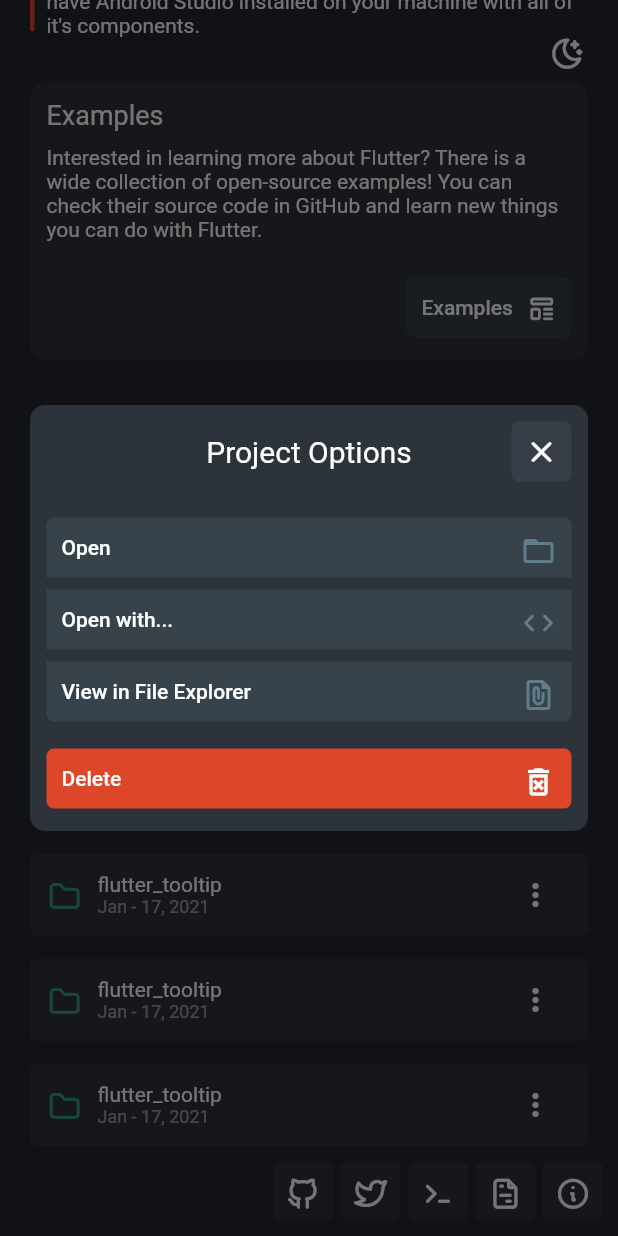
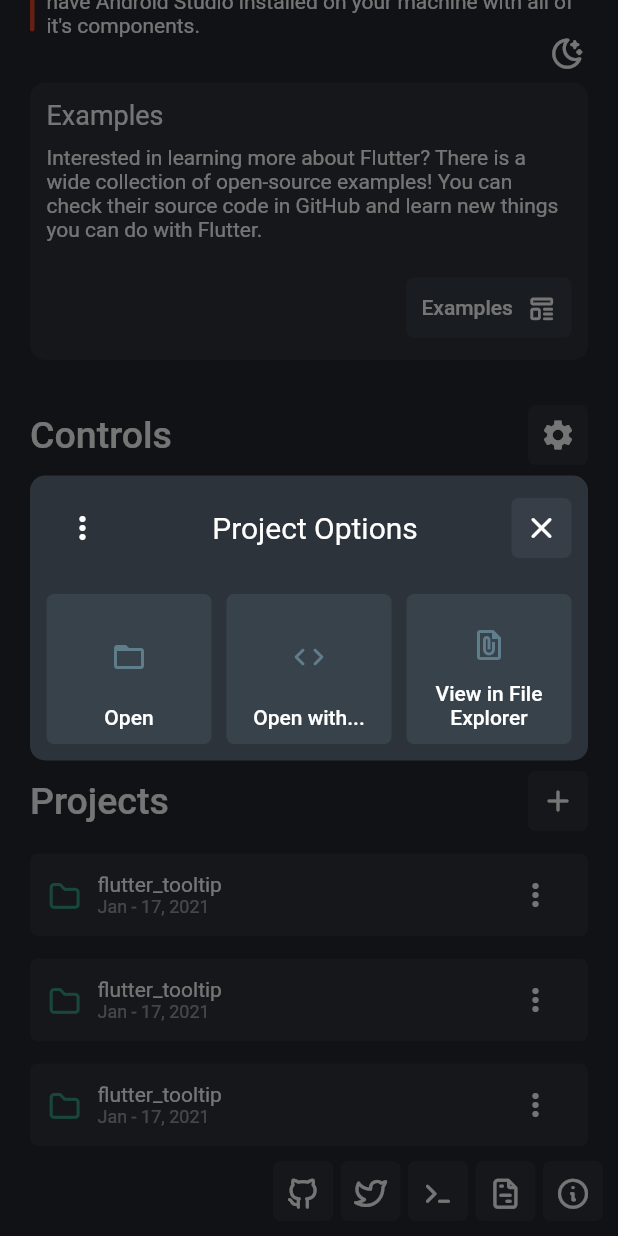
Before and after one commit to FlutterMatic/desktop, a Flutter app: the HomeScreen screen opened by its route, scrolled down 628 dp, after a tap on the "more vert" icon, on a phone screen of 412 x 824 dp. Run offline on Flutter 3.47's test engine with Material 2 defaults, Android fonts, the phone set to English and light mode, and no system bars; our stand-ins replace flutter_svg, shared_preferences; missing offline and left inert: bitsdojo_window, process_run; accounts and stored records are empty.

Commit message:
Fixes & UI Improvments.

```diff
--- a/lib/components/dialog_templates/general/open_options.dart
+++ b/lib/components/dialog_templates/general/open_options.dart
@@ -16,7 +16,35 @@ class OpenOptionsDialog extends StatelessWidget {
         children: [
           Row(
             children: [
-              const SizedBox(width: 40),
+              PopupMenuButton(
+                color: customTheme.primaryColor,
+                itemBuilder: (BuildContext _) => [
+                  PopupMenuItem(
+                      child: GestureDetector(
+                    onTap: () {
+                      Navigator.pop(context);
+                      Navigator.pop(context);
+                      showDialog(
+                        context: context,
+                        builder: (_) => ConfirmProjectDelete(),
+                      );
+                    },
+                    child: Expanded(
+                      child: Row(
+                        children: [
+                          Text(
+                            'Delete',
+                            style: TextStyle(
+                                color: customTheme.textTheme.bodyText1!.color),
+                          ),
+                          const Spacer(),
+                          Icon(Icons.delete, color: customTheme.errorColor),
+                        ],
+                      ),
+                    ),
+                  )),
+                ],
+              ),
               const Expanded(
                 child: Center(
                   child: Text(
@@ -30,93 +58,87 @@ class OpenOptionsDialog extends StatelessWidget {
             ],
           ),
           const SizedBox(height: 20),
-          RectangleButton(
+          Row(
+            children: [
+              Expanded(
+                child: RectangleButton(
                   onPressed: () {},
                   color: Colors.blueGrey.withOpacity(0.2),
                   hoverColor: Colors.blueGrey.withOpacity(0.3),
                   highlightColor: Colors.blueGrey.withOpacity(0.8),
-            radius: const BorderRadius.only(
-              topLeft: Radius.circular(5),
-              topRight: Radius.circular(5),
-            ),
                   width: double.infinity,
-            child: Row(
+                  padding:
+                      const EdgeInsets.symmetric(vertical: 10, horizontal: 5),
+                  height: 100,
+                  child: Column(
+                    crossAxisAlignment: CrossAxisAlignment.center,
                     children: [
+                      const Expanded(
+                          child:
+                              Icon(Icons.folder_open, color: Colors.blueGrey)),
                       Text(
                         'Open',
-                  style:
-                      TextStyle(color: customTheme.textTheme.bodyText1!.color),
+                        style: TextStyle(
+                            color: customTheme.textTheme.bodyText1!.color),
                       ),
-                const Spacer(),
-                const Icon(Icons.folder_open, color: Colors.blueGrey),
                     ],
                   ),
                 ),
-          RectangleButton(
+              ),
+              const SizedBox(width: 10),
+              Expanded(
+                child: RectangleButton(
                   onPressed: () {},
                   color: Colors.blueGrey.withOpacity(0.2),
                   hoverColor: Colors.blueGrey.withOpacity(0.3),
                   highlightColor: Colors.blueGrey.withOpacity(0.8),
-            radius: BorderRadius.zero,
                   width: double.infinity,
-            child: Row(
+                  padding:
+                      const EdgeInsets.symmetric(vertical: 10, horizontal: 5),
+                  height: 100,
+                  child: Column(
+                    crossAxisAlignment: CrossAxisAlignment.center,
                     children: [
+                      const Expanded(
+                          child:
+                              Icon(Icons.code_rounded, color: Colors.blueGrey)),
                       Text(
                         'Open with...',
-                  style:
-                      TextStyle(color: customTheme.textTheme.bodyText1!.color),
+                        style: TextStyle(
+                            color: customTheme.textTheme.bodyText1!.color),
                       ),
-                const Spacer(),
-                const Icon(Icons.code_rounded, color: Colors.blueGrey),
                     ],
                   ),
                 ),
-          RectangleButton(
+              ),
+              const SizedBox(width: 10),
+              Expanded(
+                child: RectangleButton(
                   onPressed: () {},
                   color: Colors.blueGrey.withOpacity(0.2),
                   hoverColor: Colors.blueGrey.withOpacity(0.3),
                   highlightColor: Colors.blueGrey.withOpacity(0.8),
-            radius: const BorderRadius.only(
-              bottomLeft: Radius.circular(5),
-              bottomRight: Radius.circular(5),
-            ),
+                  padding:
+                      const EdgeInsets.symmetric(vertical: 10, horizontal: 5),
+                  height: 100,
                   width: double.infinity,
-            child: Row(
+                  child: Column(
+                    crossAxisAlignment: CrossAxisAlignment.center,
                     children: [
+                      const Expanded(
+                          child:
+                              Icon(Icons.file_present, color: Colors.blueGrey)),
                       Text(
                         'View in ${Platform.isMacOS ? 'Finder' : 'File Explorer'}',
-                  style:
-                      TextStyle(color: customTheme.textTheme.bodyText1!.color),
+                        textAlign: TextAlign.center,
+                        style: TextStyle(
+                            color: customTheme.textTheme.bodyText1!.color),
                       ),
-                const Spacer(),
-                const Icon(Icons.file_present, color: Colors.blueGrey),
                     ],
                   ),
                 ),
-          const SizedBox(height: 10),
-          RectangleButton(
-            onPressed: () {
-              Navigator.pop(context);
-              showDialog(
-                context: context,
-                builder: (_) => ConfirmProjectDelete(),
-              );
-            },
-            splashColor: Colors.transparent,
-            highlightColor: Colors.transparent,
-            color: kRedColor,
-            hoverColor: Colors.red,
-            width: double.infinity,
-            child: Row(
-              children: [
-                const Text(
-                  'Delete',
-                  style: TextStyle(color: Colors.white),
               ),
-                const Spacer(),
-                const Icon(Icons.delete_forever_outlined, color: Colors.white),
             ],
-            ),
           ),
         ],
       ),
@@ -171,7 +193,7 @@ class _ConfirmProjectDeleteState extends State<ConfirmProjectDelete> {
             onChanged: (val) => setState(() => _confirmInput = val),
             hintText: 'Confirm Delete',
           ),
-          const SizedBox(height: 20),
+          const SizedBox(height: 10),
           RectangleButton(
             width: double.infinity,
             color: customTheme.errorColor,
--- a/lib/components/dialog_templates/settings/control_settings.dart
+++ b/lib/components/dialog_templates/settings/control_settings.dart
@@ -15,12 +15,14 @@ class ControlSettings extends StatelessWidget {
               const SizedBox(width: 40),
               const Spacer(),
               const Text(
-                'Select Channel',
+                'Control Settings',
                 style: TextStyle(fontSize: 20),
               ),
               const Spacer(),
               Align(
-                  alignment: Alignment.centerRight, child: CustomCloseButton()),
+                alignment: Alignment.centerRight,
+                child: CustomCloseButton(),
+              ),
             ],
           ),
         ],
--- a/lib/components/widgets/close_button.dart
+++ b/lib/components/widgets/close_button.dart
@@ -12,7 +12,6 @@ class CustomCloseButton extends StatelessWidget {
       ),
       color: customTheme.buttonColor,
       hoverColor: customTheme.errorColor,
-      tooltip: 'Close',
       onPressed: () => Navigator.pop(context),
     );
   }
--- a/lib/components/widgets/rectangle_button.dart
+++ b/lib/components/widgets/rectangle_button.dart
@@ -51,6 +51,7 @@ class RectangleButton extends StatelessWidget {
       color: color ?? customTheme.buttonColor,
       disabledColor: disableColor,
       elevation: 0,
+      disabledElevation: 0,
       hoverElevation: 0,
       focusElevation: 0,
       highlightElevation: 0,
--- a/lib/screens/elements/controls.dart
+++ b/lib/screens/elements/controls.dart
@@ -2,6 +2,7 @@ import 'package:flutter/material.dart';
 import 'package:flutter_installer/components/dialog_templates/general/change_channel.dart';
 import 'package:flutter_installer/components/dialog_templates/general/flutter_upgrade.dart';
 import 'package:flutter_installer/components/dialog_templates/general/install_fluter.dart';
+import 'package:flutter_installer/components/dialog_templates/settings/control_settings.dart';
 import 'package:flutter_installer/components/widgets/rectangle_button.dart';
 import 'package:flutter_installer/components/widgets/round_container.dart';
 import 'package:flutter_installer/components/widgets/title_section.dart';
@@ -18,7 +19,12 @@ Widget controls(BuildContext context) {
         titleSection(
           'Controls',
           Icon(Icons.settings, color: customTheme.iconTheme.color),
-          () {},
+          () {
+            showDialog(
+              context: context,
+              builder: (_) => ControlSettings(),
+            );
+          },
           context: context,
         ),
         const SizedBox(height: 20),
@@ -149,8 +155,6 @@ Widget examplesTile(BuildContext context) {
         const SizedBox(height: 20),
         Align(
           alignment: Alignment.centerRight,
-          child: Tooltip(
-            message: 'Open in Browser',
           child: RectangleButton(
             width: 110,
             onPressed: () => launch('https://flutter.github.io/samples/'),
@@ -172,7 +176,6 @@ Widget examplesTile(BuildContext context) {
             ),
           ),
         ),
-        ),
       ],
     ),
   );
--- a/lib/screens/elements/projects.dart
+++ b/lib/screens/elements/projects.dart
@@ -103,6 +103,7 @@ class _ProjectTileState extends State<ProjectTile> {
               ),
             ),
             IconButton(
+              hoverColor: Colors.transparent,
               icon: Icon(
                 Icons.more_vert_rounded,
                 color: customTheme.iconTheme.color,
--- a/lib/services/themes.dart
+++ b/lib/services/themes.dart
@@ -49,7 +49,7 @@ class CustomTheme with ChangeNotifier {
       );
 
   static ThemeData get darkTheme => ThemeData(
-        primaryColor: Colors.black,
+        primaryColor: const Color(0xFF373E47),
         backgroundColor: const Color(0xFF22272E),
         scaffoldBackgroundColor: const Color(0xFF22272E),
         primaryColorLight: const Color(0xFF2D333A),
```
Also changed, not shown: lib/components/dialog_templates/settings/dependencies_settings.dart (+20 -1 lines), lib/screens/elements/installed.dart (+7 -2 lines). Lines whose indentation alone changed are shown as unchanged.
